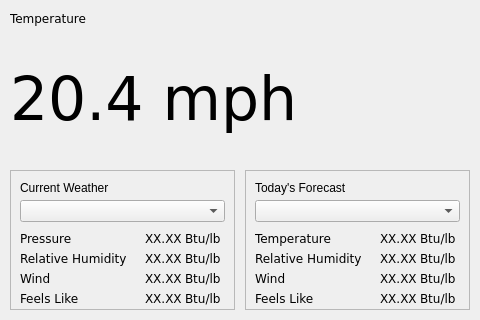
Old version of the form mainwindow.ui in the repository mjteter/wthrStatQt.
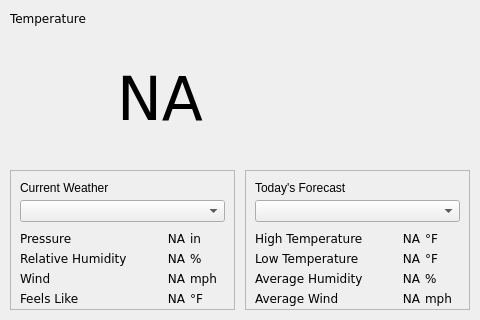
New version of the form.

What changed in the file:
```diff
--- a/mainwindow.ui
+++ b/mainwindow.ui
@@ -123,11 +123,14 @@
        <string notr="true"/>
       </property>
       <property name="text">
-       <string>20.4 mph</string>
+       <string>NA</string>
       </property>
       <property name="scaledContents">
        <bool>true</bool>
       </property>
+      <property name="alignment">
+       <set>Qt::AlignCenter</set>
+      </property>
      </widget>
      <widget class="QFrame" name="frame">
       <property name="geometry">
@@ -197,7 +200,7 @@
         <cursorShape>BlankCursor</cursorShape>
        </property>
        <property name="text">
-        <string>Temperature</string>
+        <string>High Temperature</string>
        </property>
       </widget>
       <widget class="QLabel" name="lblForNm2">
@@ -224,7 +227,7 @@
         <cursorShape>BlankCursor</cursorShape>
        </property>
        <property name="text">
-        <string>Relative Humidity</string>
+        <string>Low Temperature</string>
        </property>
       </widget>
       <widget class="QLabel" name="lblForNm3">
@@ -251,7 +254,7 @@
         <cursorShape>BlankCursor</cursorShape>
        </property>
        <property name="text">
-        <string>Wind</string>
+        <string>Average Humidity</string>
        </property>
       </widget>
       <widget class="QLabel" name="lblForNm4">
@@ -278,13 +281,13 @@
         <cursorShape>BlankCursor</cursorShape>
        </property>
        <property name="text">
-        <string>Feels Like</string>
+        <string>Average Wind</string>
        </property>
       </widget>
       <widget class="QLabel" name="lblForUnit1">
        <property name="geometry">
         <rect>
-         <x>175</x>
+         <x>180</x>
          <y>60</y>
          <width>40</width>
          <height>16</height>
@@ -299,13 +302,13 @@
         <cursorShape>BlankCursor</cursorShape>
        </property>
        <property name="text">
-        <string>Btu/lb</string>
+        <string>°F</string>
        </property>
       </widget>
       <widget class="QLabel" name="lblForUnit3">
        <property name="geometry">
         <rect>
-         <x>175</x>
+         <x>180</x>
          <y>100</y>
          <width>40</width>
          <height>16</height>
@@ -320,7 +323,7 @@
         <cursorShape>BlankCursor</cursorShape>
        </property>
        <property name="text">
-        <string>Btu/lb</string>
+        <string>%</string>
        </property>
       </widget>
       <widget class="QLabel" name="lblForData3">
@@ -341,13 +344,16 @@
         <cursorShape>BlankCursor</cursorShape>
        </property>
        <property name="text">
-        <string>XX.XX</string>
+        <string>NA</string>
+       </property>
+       <property name="alignment">
+        <set>Qt::AlignRight|Qt::AlignTrailing|Qt::AlignVCenter</set>
        </property>
       </widget>
       <widget class="QLabel" name="lblForUnit4">
        <property name="geometry">
         <rect>
-         <x>175</x>
+         <x>180</x>
          <y>120</y>
          <width>40</width>
          <height>16</height>
@@ -362,13 +368,13 @@
         <cursorShape>BlankCursor</cursorShape>
        </property>
        <property name="text">
-        <string>Btu/lb</string>
+        <string>mph</string>
        </property>
       </widget>
       <widget class="QLabel" name="lblForUnit2">
        <property name="geometry">
         <rect>
-         <x>175</x>
+         <x>180</x>
          <y>80</y>
          <width>40</width>
          <height>16</height>
@@ -383,7 +389,7 @@
         <cursorShape>BlankCursor</cursorShape>
        </property>
        <property name="text">
-        <string>Btu/lb</string>
+        <string>°F</string>
        </property>
       </widget>
       <widget class="QLabel" name="lblForData1">
@@ -404,7 +410,10 @@
         <cursorShape>BlankCursor</cursorShape>
        </property>
        <property name="text">
-        <string>XX.XX</string>
+        <string>NA</string>
+       </property>
+       <property name="alignment">
+        <set>Qt::AlignRight|Qt::AlignTrailing|Qt::AlignVCenter</set>
        </property>
       </widget>
       <widget class="QLabel" name="lblForData4">
@@ -425,7 +434,10 @@
         <cursorShape>BlankCursor</cursorShape>
        </property>
        <property name="text">
-        <string>XX.XX</string>
+        <string>NA</string>
+       </property>
+       <property name="alignment">
+        <set>Qt::AlignRight|Qt::AlignTrailing|Qt::AlignVCenter</set>
        </property>
       </widget>
       <widget class="QLabel" name="lblForData2">
@@ -446,7 +458,10 @@
         <cursorShape>BlankCursor</cursorShape>
        </property>
        <property name="text">
-        <string>XX.XX</string>
+        <string>NA</string>
+       </property>
+       <property name="alignment">
+        <set>Qt::AlignRight|Qt::AlignTrailing|Qt::AlignVCenter</set>
        </property>
       </widget>
      </widget>
@@ -484,7 +499,7 @@
       <widget class="QLabel" name="lblCurUnit1">
        <property name="geometry">
         <rect>
-         <x>175</x>
+         <x>180</x>
          <y>60</y>
          <width>40</width>
          <height>16</height>
@@ -499,7 +514,7 @@
         <cursorShape>BlankCursor</cursorShape>
        </property>
        <property name="text">
-        <string>Btu/lb</string>
+        <string>in</string>
        </property>
       </widget>
       <widget class="QLabel" name="lblCurNm1">
@@ -547,7 +562,10 @@
         <cursorShape>BlankCursor</cursorShape>
        </property>
        <property name="text">
-        <string>XX.XX</string>
+        <string>NA</string>
+       </property>
+       <property name="alignment">
+        <set>Qt::AlignRight|Qt::AlignTrailing|Qt::AlignVCenter</set>
        </property>
       </widget>
       <widget class="QLabel" name="lblCurNm2">
@@ -634,7 +652,7 @@
       <widget class="QLabel" name="lblCurUnit2">
        <property name="geometry">
         <rect>
-         <x>175</x>
+         <x>180</x>
          <y>80</y>
          <width>40</width>
          <height>16</height>
@@ -649,7 +667,7 @@
         <cursorShape>BlankCursor</cursorShape>
        </property>
        <property name="text">
-        <string>Btu/lb</string>
+        <string>%</string>
        </property>
       </widget>
       <widget class="QLabel" name="lblCurData2">
@@ -670,13 +688,16 @@
         <cursorShape>BlankCursor</cursorShape>
        </property>
        <property name="text">
-        <string>XX.XX</string>
+        <string>NA</string>
+       </property>
+       <property name="alignment">
+        <set>Qt::AlignRight|Qt::AlignTrailing|Qt::AlignVCenter</set>
        </property>
       </widget>
       <widget class="QLabel" name="lblCurUnit3">
        <property name="geometry">
         <rect>
-         <x>175</x>
+         <x>180</x>
          <y>100</y>
          <width>40</width>
          <height>16</height>
@@ -691,7 +712,7 @@
         <cursorShape>BlankCursor</cursorShape>
        </property>
        <property name="text">
-        <string>Btu/lb</string>
+        <string>mph</string>
        </property>
       </widget>
       <widget class="QLabel" name="lblCurData3">
@@ -712,13 +733,16 @@
         <cursorShape>BlankCursor</cursorShape>
        </property>
        <property name="text">
-        <string>XX.XX</string>
+        <string>NA</string>
+       </property>
+       <property name="alignment">
+        <set>Qt::AlignRight|Qt::AlignTrailing|Qt::AlignVCenter</set>
        </property>
       </widget>
       <widget class="QLabel" name="lblCurUnit4">
        <property name="geometry">
         <rect>
-         <x>175</x>
+         <x>180</x>
          <y>120</y>
          <width>40</width>
          <height>16</height>
@@ -733,7 +757,7 @@
         <cursorShape>BlankCursor</cursorShape>
        </property>
        <property name="text">
-        <string>Btu/lb</string>
+        <string>°F</string>
        </property>
       </widget>
       <widget class="QLabel" name="lblCurData4">
@@ -754,7 +778,10 @@
         <cursorShape>BlankCursor</cursorShape>
        </property>
        <property name="text">
-        <string>XX.XX</string>
+        <string>NA</string>
+       </property>
+       <property name="alignment">
+        <set>Qt::AlignRight|Qt::AlignTrailing|Qt::AlignVCenter</set>
        </property>
       </widget>
       <widget class="QLabel" name="label_9">
```
Left out of the diff: 23 changed lines with no effect on the pictures.
